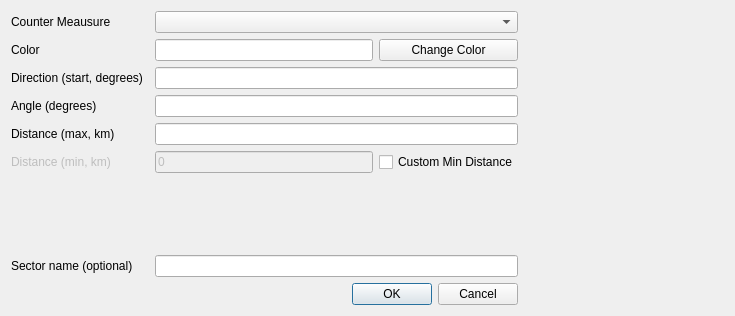
rduivenvoorde/sectorplot, file SectorPlot/sectorplot_sector_dialog_base.ui: the form before one commit.
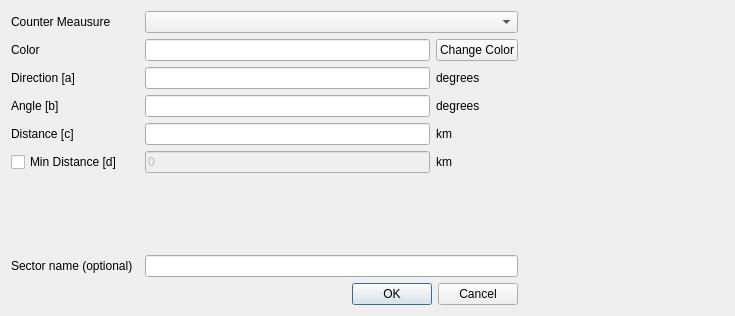
The form after the commit. Icons and pictures are not drawn.

Commit message: sector dialog redesigned

Diff of the .ui file:
```diff
--- a/SectorPlot/sectorplot_sector_dialog_base.ui
+++ b/SectorPlot/sectorplot_sector_dialog_base.ui
@@ -20,7 +20,7 @@
    <item row="3" column="0">
     <widget class="QLabel" name="lbl_angle">
      <property name="text">
-      <string>Angle (degrees)</string>
+      <string>Angle [b]</string>
      </property>
     </widget>
    </item>
@@ -40,16 +40,6 @@
    <item row="7" column="2" colspan="2">
     <widget class="QLineEdit" name="le_sector_name"/>
    </item>
-   <item row="3" column="2" colspan="2">
-    <widget class="QLineEdit" name="le_angle">
-     <property name="inputMask">
-      <string/>
-     </property>
-     <property name="text">
-      <string/>
-     </property>
-    </widget>
-   </item>
    <item row="8" column="0" colspan="4">
     <widget class="QDialogButtonBox" name="buttonBox">
      <property name="orientation">
@@ -60,9 +50,6 @@
      </property>
     </widget>
    </item>
-   <item row="0" column="2" colspan="2">
-    <widget class="QComboBox" name="combo_countermeasures"/>
-   </item>
    <item row="0" column="0">
     <widget class="QLabel" name="lbl_countermeasures">
      <property name="text">
@@ -70,54 +57,20 @@
      </property>
     </widget>
    </item>
-   <item row="5" column="0">
-    <widget class="QLabel" name="lbl_min_distance">
-     <property name="enabled">
-      <bool>false</bool>
-     </property>
-     <property name="text">
-      <string>Distance (min, km)</string>
-     </property>
-    </widget>
+   <item row="0" column="2" colspan="2">
+    <widget class="QComboBox" name="combo_countermeasures"/>
    </item>
    <item row="4" column="0">
     <widget class="QLabel" name="lbl_distance">
      <property name="text">
-      <string>Distance (max, km)</string>
+      <string>Distance [c]</string>
      </property>
     </widget>
    </item>
    <item row="2" column="0">
     <widget class="QLabel" name="lbl_direction">
      <property name="text">
-      <string>Direction (start, degrees)</string>
-     </property>
-    </widget>
-   </item>
-   <item row="5" column="3">
-    <widget class="QCheckBox" name="cb_min_distance">
-     <property name="text">
-      <string>Custom Min Distance</string>
-     </property>
-    </widget>
-   </item>
-   <item row="2" column="2" colspan="2">
-    <widget class="QLineEdit" name="le_direction">
-     <property name="inputMask">
-      <string/>
-     </property>
-     <property name="text">
-      <string/>
-     </property>
-    </widget>
-   </item>
-   <item row="4" column="2" colspan="2">
-    <widget class="QLineEdit" name="le_distance">
-     <property name="inputMask">
-      <string/>
-     </property>
-     <property name="text">
-      <string/>
+      <string>Direction [a]</string>
      </property>
     </widget>
    </item>
@@ -128,13 +81,6 @@
      </property>
     </widget>
    </item>
-   <item row="1" column="0">
-    <widget class="QLabel" name="lbl_color">
-     <property name="text">
-      <string>Color</string>
-     </property>
-    </widget>
-   </item>
    <item row="1" column="3">
     <widget class="QPushButton" name="btn_color">
      <property name="text">
@@ -142,6 +88,13 @@
      </property>
     </widget>
    </item>
+   <item row="1" column="0">
+    <widget class="QLabel" name="lbl_color">
+     <property name="text">
+      <string>Color</string>
+     </property>
+    </widget>
+   </item>
    <item row="1" column="2">
     <widget class="QLineEdit" name="le_color"/>
    </item>
@@ -164,6 +117,71 @@
      </property>
     </widget>
    </item>
+   <item row="3" column="2">
+    <widget class="QLineEdit" name="le_angle">
+     <property name="inputMask">
+      <string/>
+     </property>
+     <property name="text">
+      <string/>
+     </property>
+    </widget>
+   </item>
+   <item row="4" column="2">
+    <widget class="QLineEdit" name="le_distance">
+     <property name="inputMask">
+      <string/>
+     </property>
+     <property name="text">
+      <string/>
+     </property>
+    </widget>
+   </item>
+   <item row="2" column="2">
+    <widget class="QLineEdit" name="le_direction">
+     <property name="inputMask">
+      <string/>
+     </property>
+     <property name="text">
+      <string/>
+     </property>
+    </widget>
+   </item>
+   <item row="5" column="0">
+    <widget class="QCheckBox" name="cb_min_distance">
+     <property name="text">
+      <string>Min Distance [d]</string>
+     </property>
+    </widget>
+   </item>
+   <item row="2" column="3">
+    <widget class="QLabel" name="label_a_units">
+     <property name="text">
+      <string>degrees</string>
+     </property>
+    </widget>
+   </item>
+   <item row="3" column="3">
+    <widget class="QLabel" name="label_b_units">
+     <property name="text">
+      <string>degrees</string>
+     </property>
+    </widget>
+   </item>
+   <item row="4" column="3">
+    <widget class="QLabel" name="label_c_units">
+     <property name="text">
+      <string>km</string>
+     </property>
+    </widget>
+   </item>
+   <item row="5" column="3">
+    <widget class="QLabel" name="label_d_units">
+     <property name="text">
+      <string>km</string>
+     </property>
+    </widget>
+   </item>
   </layout>
  </widget>
  <resources>
```
The commit also changes 2 other files.
